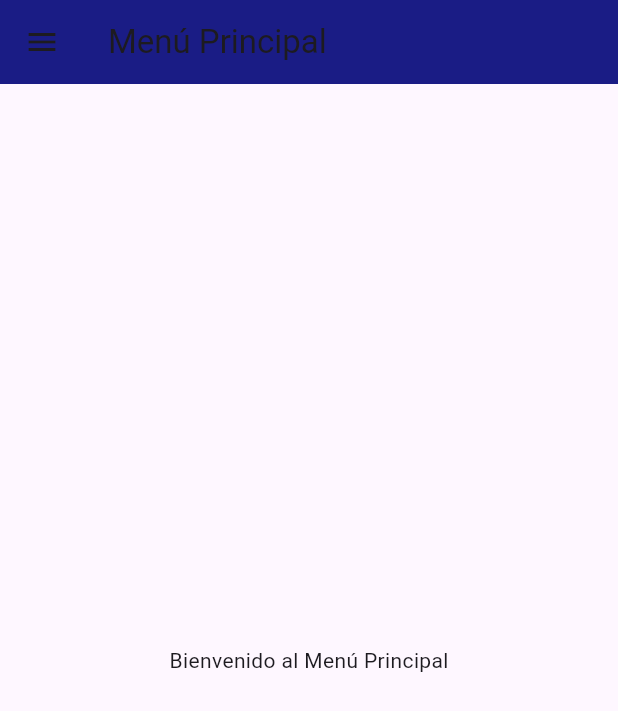
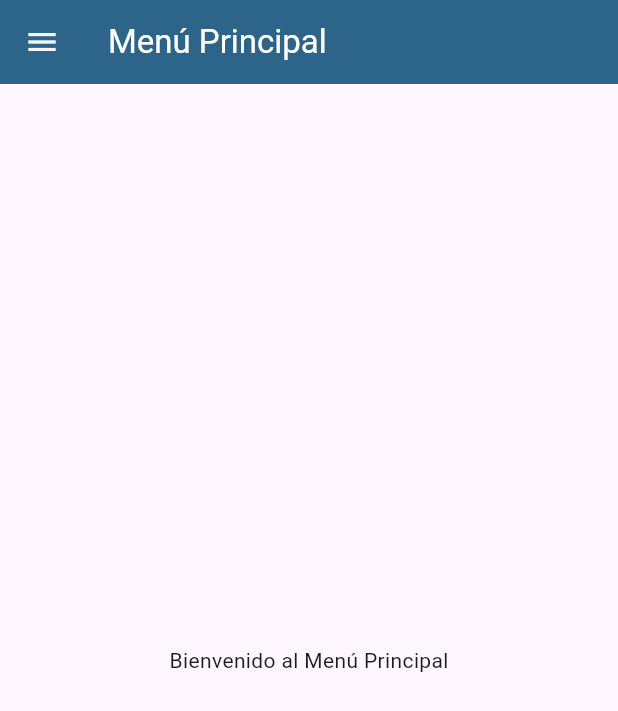
Before and after one commit to AndryusDev/SeguiradadTracker-App, a Flutter app: the MenuPrincipal screen opened directly, on a phone screen of 412 x 824 dp. Shown: the top 711 px of the screen. Run offline on Flutter 3.47's test engine with Material 3 defaults, Android fonts, the light colour scheme and no system bars.

Commit message:
Cambiando el color de algunos iconos

```diff
--- a/lib/screens/menu_principal/graficas/grafica_Permisos.dart
+++ b/lib/screens/menu_principal/graficas/grafica_Permisos.dart
@@ -7,7 +7,7 @@ class PermisosGraficas extends StatelessWidget {
     return Scaffold(
       appBar: AppBar(
         title: Text("Gráficas de Permisos"),
-        backgroundColor: Color.fromARGB(255, 26, 28, 133),
+        backgroundColor: const Color.fromARGB(255, 45, 100, 138),
       ),
       body: Center(
         child: Text(
--- a/lib/screens/menu_principal/menu_principal.dart
+++ b/lib/screens/menu_principal/menu_principal.dart
@@ -6,8 +6,16 @@ class MenuPrincipal extends StatelessWidget {
   Widget build(BuildContext context) {
     return Scaffold(
       appBar: AppBar(
-        title: Text("Menú Principal"),
-        backgroundColor: Color.fromARGB(255, 26, 28, 133),
+        title: Text("Menú Principal", style: TextStyle(color: Colors.white)),
+        iconTheme: IconThemeData(
+          color: Color.fromARGB(
+            255,
+            245,
+            245,
+            245,
+          ), //Cambiar el color de las rayas laterales izquierdas
+        ),
+        backgroundColor: Color.fromARGB(255, 45, 100, 138),
       ),
       drawer: Drawer(
         child: ListView(
@@ -15,7 +23,7 @@ class MenuPrincipal extends StatelessWidget {
           children: [
             DrawerHeader(
               decoration: BoxDecoration(
-                color: Color.fromARGB(255, 26, 28, 133),
+                color: const Color.fromARGB(255, 45, 100, 138),
               ),
               child: Column(
                 crossAxisAlignment: CrossAxisAlignment.start,
@@ -24,7 +32,10 @@ class MenuPrincipal extends StatelessWidget {
                   SizedBox(height: 10),
                   Text(
                     "Seguridad Tracker",
-                    style: TextStyle(color: Colors.white, fontSize: 20),
+                    style: TextStyle(
+                      color: Color.fromARGB(255, 245, 245, 245),
+                      fontSize: 20,
+                    ),
                   ),
                 ],
               ),
```
